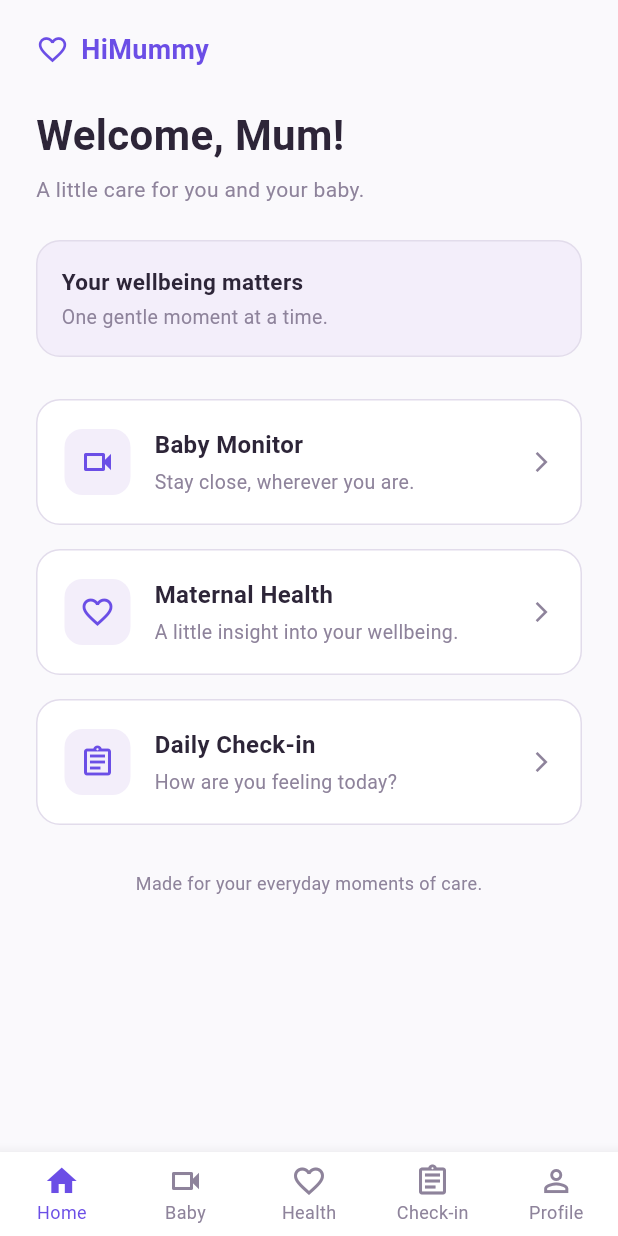
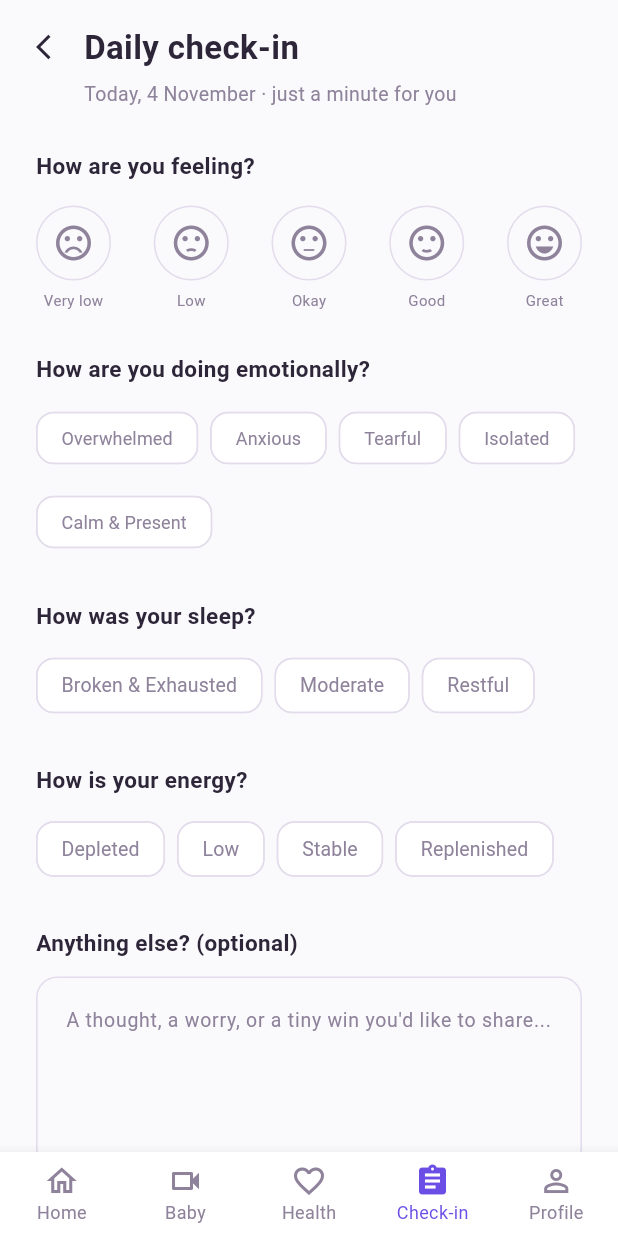
Before and after one commit to cepdnaclk/e22-3yp-himummy, a Flutter app: the HomeDashboardScreen screen opened directly, after a tap on "Daily Check-in", on a phone screen of 412 x 824 dp. Run offline on Flutter 3.47's test engine with Material 3 defaults, Android fonts, the phone set to English and light mode, and no system bars; our stand-ins replace fl_chart; Roboto replaces fonts that are missing (Nunito Sans).

Commit message:
feat: implement daily check-in screen with mental health questionnaire and navigation

```diff
--- a/code/himummy_mobile/lib/presentation/screens/check_in/daily_check_in_screen.dart
+++ b/code/himummy_mobile/lib/presentation/screens/check_in/daily_check_in_screen.dart
@@ -0,0 +1,401 @@
+import 'package:flutter/material.dart';
+import '../../../core/constants/app_colors.dart';
+import '../dashboard/home_dashboard_screen.dart';
+import '../baby_monitor/baby_monitor_screen.dart';
+import '../maternal/maternal_health_screen.dart';
+import 'check_in_confirmation_screen.dart';
+
+class DailyCheckInScreen extends StatefulWidget {
+  const DailyCheckInScreen({Key? key}) : super(key: key);
+
+  @override
+  State<DailyCheckInScreen> createState() => _DailyCheckInScreenState();
+}
+
+class _DailyCheckInScreenState extends State<DailyCheckInScreen> {
+  // State variables to hold selected questionnaire values
+  int _selectedMoodIndex = -1;
+  final Set<String> _selectedEmotions = {};
+  String _selectedSleep = '';
+  String _selectedEnergy = '';
+  final TextEditingController _journalController = TextEditingController();
+
+  // Set index to 3 because 'Check-in' is the active tab here
+  int _currentIndex = 3;
+
+  // 5-Stage mood faces data using type inference to avoid bracket issues
+  final _moods = [
+    {'icon': Icons.sentiment_very_dissatisfied, 'label': 'Very low'},
+    {'icon': Icons.sentiment_dissatisfied, 'label': 'Low'},
+    {'icon': Icons.sentiment_neutral, 'label': 'Okay'},
+    {'icon': Icons.sentiment_satisfied, 'label': 'Good'},
+    {'icon': Icons.sentiment_very_satisfied, 'label': 'Great'},
+  ];
+
+  // Emotional well-being tags for maternal mental health
+  final _emotionTags = [
+    'Overwhelmed',
+    'Anxious',
+    'Tearful',
+    'Isolated',
+    'Calm & Present'
+  ];
+
+  // Sleep quality options
+  final _sleepOptions = ['Broken & Exhausted', 'Moderate', 'Restful'];
+
+  // Energy level options
+  final _energyOptions = ['Depleted', 'Low', 'Stable', 'Replenished'];
+
+  @override
+  Widget build(BuildContext context) {
+    return Scaffold(
+      backgroundColor: AppColors.backgroundWhite,
+      body: SafeArea(
+        child: SingleChildScrollView(
+          padding: const EdgeInsets.symmetric(horizontal: 24.0, vertical: 16.0),
+          child: Column(
+            crossAxisAlignment: CrossAxisAlignment.start,
+            children: [
+              // Top Navigation Bar with Back Button and Title
+              Row(
+                children: [
+                  GestureDetector(
+                    onTap: () => Navigator.pop(context),
+                    child: const Icon(
+                      Icons.arrow_back_ios,
+                      color: AppColors.textDark,
+                      size: 20,
+                    ),
+                  ),
+                  const SizedBox(width: 12),
+                  const Text(
+                    'Daily check-in',
+                    style: TextStyle(
+                      fontSize: 22,
+                      fontWeight: FontWeight.bold,
+                      color: AppColors.textDark,
+                    ),
+                  ),
+                ],
+              ),
+
+              const SizedBox(height: 6),
+
+              // Subtitle with date
+              const Padding(
+                padding: EdgeInsets.only(left: 32.0),
+                child: Text(
+                  'Today, 4 November · just a minute for you',
+                  style: TextStyle(
+                    fontSize: 13,
+                    color: AppColors.textMuted,
+                  ),
+                ),
+              ),
+
+              const SizedBox(height: 28),
+
+              // Question 1: 5-Stage Mood Evaluation
+              _buildSectionTitle('How are you feeling?'),
+              const SizedBox(height: 16),
+              Row(
+                mainAxisAlignment: MainAxisAlignment.spaceBetween,
+                children: List.generate(_moods.length, (index) {
+                  final isSelected = _selectedMoodIndex == index;
+                  return GestureDetector(
+                    onTap: () {
+                      setState(() {
+                        _selectedMoodIndex = index;
+                      });
+                    },
+                    child: Column(
+                      children: [
+                        Container(
+                          padding: const EdgeInsets.all(10),
+                          decoration: BoxDecoration(
+                            color: isSelected ? AppColors.lightPurpleBg : Colors.transparent,
+                            shape: BoxShape.circle,
+                            border: Border.all(
+                              color: isSelected ? AppColors.primaryPurple : AppColors.borderGrey,
+                            ),
+                          ),
+                          child: Icon(
+                            _moods[index]['icon'] as IconData,
+                            size: 28,
+                            color: isSelected ? AppColors.primaryPurple : AppColors.textMuted,
+                          ),
+                        ),
+                        const SizedBox(height: 6),
+                        Text(
+                          _moods[index]['label'] as String,
+                          style: TextStyle(
+                            fontSize: 10,
+                            color: isSelected ? AppColors.primaryPurple : AppColors.textMuted,
+                            fontWeight: isSelected ? FontWeight.w600 : FontWeight.normal,
+                          ),
+                        ),
+                      ],
+                    ),
+                  );
+                }),
+              ),
+
+              const SizedBox(height: 28),
+
+              // Question 2: Emotional Well-being Tags
+              _buildSectionTitle('How are you doing emotionally?'),
+              const SizedBox(height: 12),
+              Wrap(
+                spacing: 8.0,
+                runSpacing: 8.0,
+                children: _emotionTags.map((tag) {
+                  final isSelected = _selectedEmotions.contains(tag);
+                  return FilterChip(
+                    label: Text(tag),
+                    selected: isSelected,
+                    onSelected: (selected) {
+                      setState(() {
+                        if (selected) {
+                          _selectedEmotions.add(tag);
+                        } else {
+                          _selectedEmotions.remove(tag);
+                        }
+                      });
+                    },
+                    selectedColor: AppColors.lightPurpleBg,
+                    backgroundColor: AppColors.cardWhite,
+                    labelStyle: TextStyle(
+                      fontSize: 12,
+                      color: isSelected ? AppColors.primaryPurple : AppColors.textMuted,
+                      fontWeight: isSelected ? FontWeight.w500 : FontWeight.normal,
+                    ),
+                    shape: RoundedRectangleBorder(
+                      borderRadius: BorderRadius.circular(12),
+                      side: BorderSide(
+                        color: isSelected ? AppColors.primaryPurple : AppColors.borderGrey,
+                      ),
+                    ),
+                    elevation: 0,
+                    pressElevation: 0,
+                  );
+                }).toList(),
+              ),
+
+              const SizedBox(height: 28),
+
+              // Question 3: Sleep Quality
+              _buildSectionTitle('How was your sleep?'),
+              const SizedBox(height: 12),
+              _buildChoiceChips(
+                options: _sleepOptions,
+                selectedValue: _selectedSleep,
+                onSelected: (value) {
+                  setState(() {
+                    _selectedSleep = value;
+                  });
+                },
+              ),
+
+              const SizedBox(height: 28),
+
+              // Question 4: Energy Level
+              _buildSectionTitle('How is your energy?'),
+              const SizedBox(height: 12),
+              _buildChoiceChips(
+                options: _energyOptions,
+                selectedValue: _selectedEnergy,
+                onSelected: (value) {
+                  setState(() {
+                    _selectedEnergy = value;
+                  });
+                },
+              ),
+
+              const SizedBox(height: 28),
+
+              // Question 5: Optional Journal Note
+              _buildSectionTitle('Anything else? (optional)'),
+              const SizedBox(height: 12),
+              TextField(
+                controller: _journalController,
+                maxLines: 4,
+                decoration: InputDecoration(
+                  hintText: 'A thought, a worry, or a tiny win you\'d like to share...',
+                  hintStyle: const TextStyle(fontSize: 13, color: AppColors.textMuted),
+                  filled: true,
+                  fillColor: Colors.transparent,
+                  contentPadding: const EdgeInsets.all(16),
+                  enabledBorder: OutlineInputBorder(
+                    borderRadius: BorderRadius.circular(14),
+                    borderSide: const BorderSide(color: AppColors.borderGrey),
+                  ),
+                  focusedBorder: OutlineInputBorder(
+                    borderRadius: BorderRadius.circular(14),
+                    borderSide: const BorderSide(color: AppColors.primaryPurple),
+                  ),
+                ),
+              ),
+
+              const SizedBox(height: 36),
+
+              // Submit Button
+              SizedBox(
+                width: double.infinity,
+                height: 52,
+                child: ElevatedButton(
+                  onPressed: () {
+                    Navigator.pushReplacement(
+                      context,
+                      MaterialPageRoute(
+                        builder: (context) => const CheckInConfirmationScreen(),
+                      ),
+                    );
+                  },
+                  style: ElevatedButton.styleFrom(
+                    backgroundColor: AppColors.primaryPurple,
+                    shape: RoundedRectangleBorder(
+                      borderRadius: BorderRadius.circular(14),
+                    ),
+                    elevation: 0,
+                  ),
+                  child: const Text(
+                    'Submit',
+                    style: TextStyle(
+                      fontSize: 16,
+                      fontWeight: FontWeight.w600,
+                      color: Colors.white,
+                    ),
+                  ),
+                ),
+              ),
+
+              const SizedBox(height: 16),
+
+              // Footer Note
+              const Center(
+                child: Text(
+                  'A small step towards understanding yourself.',
+                  style: TextStyle(
+                    fontSize: 11,
+                    color: AppColors.textMuted,
+                  ),
+                ),
+              ),
+            ],
+          ),
+        ),
+      ),
+
+      // Bottom Navigation Bar with Check-in tab selected
+      bottomNavigationBar: BottomNavigationBar(
+        currentIndex: _currentIndex,
+        onTap: (index) {
+          setState(() {
+            _currentIndex = index;
+          });
+          if (index == 0) {
+            Navigator.pushReplacement(
+              context,
+              MaterialPageRoute(builder: (context) => const HomeDashboardScreen()),
+            );
+          } else if (index == 1) {
+            Navigator.pushReplacement(
+              context,
+              MaterialPageRoute(builder: (context) => const BabyMonitorScreen()),
+            );
+          } else if (index == 2) {
+            Navigator.pushReplacement(
+              context,
+              MaterialPageRoute(builder: (context) => const MaternalHealthScreen()),
+            );
+          }
+        },
+        type: BottomNavigationBarType.fixed,
+        backgroundColor: AppColors.cardWhite,
+        selectedItemColor: AppColors.primaryPurple,
+        unselectedItemColor: AppColors.textMuted,
+        selectedFontSize: 12,
+        unselectedFontSize: 12,
+        items: const [
+          BottomNavigationBarItem(
+            icon: Icon(Icons.home_outlined),
+            activeIcon: Icon(Icons.home),
+            label: 'Home',
+          ),
+          BottomNavigationBarItem(
+            icon: Icon(Icons.videocam_outlined),
+            activeIcon: Icon(Icons.videocam),
+            label: 'Baby',
+          ),
+          BottomNavigationBarItem(
+            icon: Icon(Icons.favorite_border),
+            activeIcon: Icon(Icons.favorite),
+            label: 'Health',
+          ),
+          BottomNavigationBarItem(
+            icon: Icon(Icons.assignment_outlined),
+            activeIcon: Icon(Icons.assignment),
+            label: 'Check-in',
+          ),
+          BottomNavigationBarItem(
+            icon: Icon(Icons.person_outline),
+            activeIcon: Icon(Icons.person),
+            label: 'Profile',
+          ),
+        ],
+      ),
+    );
+  }
+
+  // Helper widget for section titles
+  Widget _buildSectionTitle(String title) {
+    return Text(
+      title,
+      style: const TextStyle(
+        fontSize: 15,
+        fontWeight: FontWeight.w600,
+        color: AppColors.textDark,
+      ),
+    );
+  }
+
+  // Helper widget for selectable choice chips
+  Widget _buildChoiceChips({
+    required List<String> options,
+    required String selectedValue,
+    required Function(String) onSelected,
+  }) {
+    return Wrap(
+      spacing: 8.0,
+      runSpacing: 8.0,
+      children: options.map((option) {
+        final isSelected = option == selectedValue;
+        return ChoiceChip(
+          label: Text(option),
+          selected: isSelected,
+          onSelected: (selected) {
+            if (selected) {
+              onSelected(option);
+            }
+          },
+          selectedColor: AppColors.lightPurpleBg,
+          backgroundColor: AppColors.cardWhite,
+          labelStyle: TextStyle(
+            fontSize: 13,
+            color: isSelected ? AppColors.primaryPurple : AppColors.textMuted,
+            fontWeight: isSelected ? FontWeight.w500 : FontWeight.normal,
+          ),
+          shape: RoundedRectangleBorder(
+            borderRadius: BorderRadius.circular(12),
+            side: BorderSide(
+              color: isSelected ? AppColors.primaryPurple : AppColors.borderGrey,
+            ),
+          ),
+          elevation: 0,
+          pressElevation: 0,
+        );
+      }).toList(),
+    );
+  }
+}
--- a/code/himummy_mobile/lib/presentation/screens/dashboard/home_dashboard_screen.dart
+++ b/code/himummy_mobile/lib/presentation/screens/dashboard/home_dashboard_screen.dart
@@ -2,6 +2,7 @@ import 'package:flutter/material.dart';
 import '../../../core/constants/app_colors.dart';
 import '../baby_monitor/baby_monitor_screen.dart';
 import '../maternal/maternal_health_screen.dart';
+import '../check_in/daily_check_in_screen.dart';
 
 class HomeDashboardScreen extends StatefulWidget {
   const HomeDashboardScreen({Key? key}) : super(key: key);
@@ -149,7 +150,13 @@ class _HomeDashboardScreenState extends State<HomeDashboardScreen> {
                 subtitle: 'How are you feeling today?',
                 icon: Icons.assignment_outlined,
                 onTap: () {
-                  // Navigate to Daily Check-in screen (Milestone 4)
+                  // Navigate to Daily Check-in screen
+                  Navigator.push(
+                    context,
+                    MaterialPageRoute(
+                      builder: (context) => const DailyCheckInScreen(), // Placeholder for Daily Check-in screen
+                    ),
+                  );
                 },
               ),
 
```
Also changed, not shown: code/himummy_mobile/lib/presentation/screens/check_in/check_in_confirmation_screen.dart (added, +149 -0 lines).
